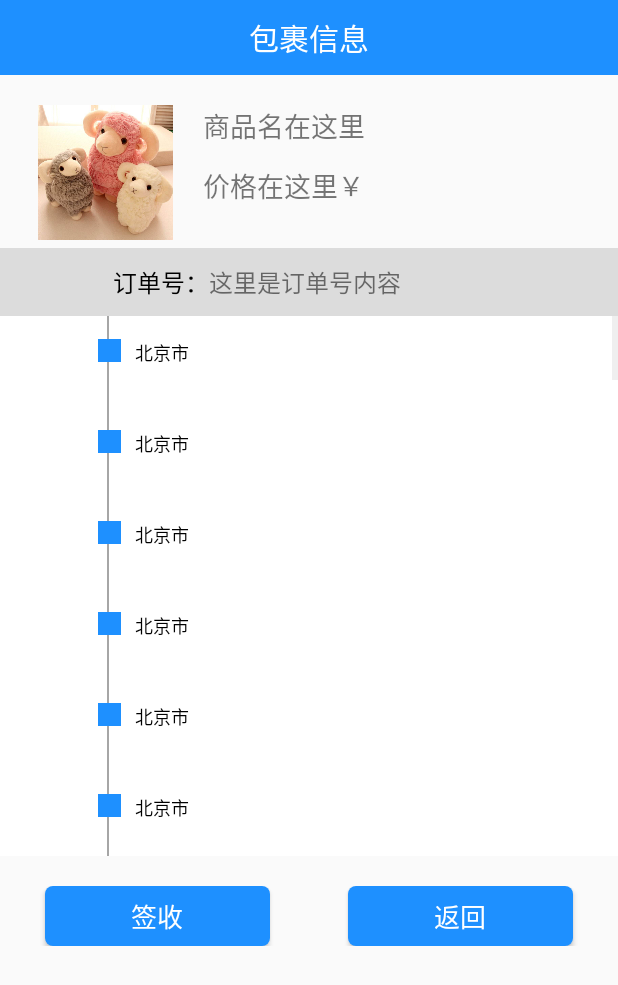
After one commit to Tsukansama/Android_Group08, an Android app: the PackageInfoActivity screen opened directly, with no data from a screen before it, on a phone screen of 412 x 824 dp. The commit adds this screen. Shown: the top 985 px of the screen. Run offline under Robolectric (Android 15) with nearby library versions, the phone set to English and light mode, and no system bars.

Commit message:
安源提交的物流信息追踪页面

```diff
--- a/app/src/main/AndroidManifest.xml
+++ b/app/src/main/AndroidManifest.xml
@@ -12,7 +12,14 @@
         android:supportsRtl="true"
         android:theme="@style/AppTheme"
         android:usesCleartextTraffic="true">
-        <activity android:name=".ui.activity.SearchActivity"></activity>
+        <activity android:name=".ui.activity.PackageInfoActivity">
+            <intent-filter>
+                <action android:name="android.intent.action.VIEW" />
+
+                <category android:name="android.intent.category.LAUNCHER" />
+            </intent-filter>
+        </activity>
+        <activity android:name=".ui.activity.SearchActivity" />
         <activity android:name=".ui.activity.RegisterActivity" />
         <activity android:name=".ui.activity.LoginBeforeActivity">
             <intent-filter>
--- /dev/null
+++ b/app/src/main/java/com/example/cainiaoguo/ui/activity/PackageInfoActivity.java
@@ -0,0 +1,43 @@
+package com.example.cainiaoguo.ui.activity;
+
+import android.os.Bundle;
+import android.widget.ListView;
+import android.widget.SimpleAdapter;
+
+import androidx.appcompat.app.AppCompatActivity;
+
+import com.example.cainiaoguo.R;
+
+import java.util.ArrayList;
+import java.util.HashMap;
+import java.util.List;
+import java.util.Map;
+
+
+public class PackageInfoActivity extends AppCompatActivity {
+
+    @Override
+    protected void onCreate(Bundle savedInstanceState) {
+        super.onCreate(savedInstanceState);
+        setContentView(R.layout.activity_package_info);
+
+        ListView addrListView = (ListView) findViewById(R.id.time_list_view);
+
+        List<Map<String, ?>> dataList = new ArrayList<>();
+
+        for (int i = 0; i < 50; i++) {
+            Map<String, String> map = new HashMap<>();
+
+            map.put("addr", "北京市");
+
+            dataList.add(map);//将列表的内容添加进listview中，但不一定都显示
+        }
+
+        String[] from = {"addr"};//自定义listview的item中需要显示的数据
+        int[] to = {R.id.title};
+        SimpleAdapter simpleAdapter = new SimpleAdapter(this, dataList, R.layout.item_time_line_listview, from, to);
+
+        addrListView.setAdapter(simpleAdapter);
+    }
+
+}
--- /dev/null
+++ b/app/src/main/res/layout/activity_package_info.xml
@@ -0,0 +1,124 @@
+<?xml version="1.0" encoding="utf-8"?>
+<LinearLayout xmlns:android="http://schemas.android.com/apk/res/android"
+    xmlns:app="http://schemas.android.com/apk/res-auto"
+    xmlns:tools="http://schemas.android.com/tools"
+    android:layout_width="match_parent"
+    android:layout_height="match_parent"
+    android:orientation="vertical"
+    tools:context=".ui.activity.PackageInfoActivity">
+
+    <RelativeLayout
+        android:layout_width="match_parent"
+        android:layout_height="50dp"
+        android:background="#1E90FF">
+
+
+        <TextView
+            android:layout_width="wrap_content"
+            android:layout_height="wrap_content"
+            android:text="包裹信息"
+            android:layout_centerHorizontal="true"
+            android:layout_centerVertical="true"
+            android:textSize="20dp"
+            android:textColor="#FFFFFF" />
+    </RelativeLayout>
+
+    <RelativeLayout
+        android:layout_width="match_parent"
+        android:layout_height="wrap_content"
+        android:layout_marginTop="20dp">
+
+        <ImageView
+            android:id="@+id/yang"
+            android:layout_width="90dp"
+            android:layout_height="90dp"
+            android:src="@mipmap/yangwanou"
+            android:layout_marginLeft="25dp" />
+        <TextView
+            android:id="@+id/package_name"
+            android:text="商品名在这里"
+            android:layout_width="wrap_content"
+            android:layout_height="wrap_content"
+            android:layout_toRightOf="@+id/yang"
+            android:textSize="18dp"
+            android:layout_marginLeft="20dp" />
+        <TextView
+            android:id="@+id/package_price"
+            android:text="价格在这里"
+            android:layout_width="wrap_content"
+            android:layout_height="wrap_content"
+            android:layout_toRightOf="@+id/yang"
+            android:textSize="18dp"
+            android:layout_marginLeft="20dp"
+            android:layout_marginTop="40dp" />
+        <TextView
+
+            android:text="￥"
+            android:layout_width="wrap_content"
+            android:layout_height="wrap_content"
+            android:layout_toRightOf="@+id/package_price"
+            android:textSize="17dp"
+            android:layout_marginTop="40dp" />
+    </RelativeLayout>
+
+    <RelativeLayout
+        android:layout_width="match_parent"
+        android:layout_height="45dp"
+        android:layout_marginTop="5dp"
+        android:background="#DCDCDC">
+
+        <TextView
+            android:id="@+id/dingdanhao"
+            android:layout_width="wrap_content"
+            android:layout_height="wrap_content"
+            android:layout_centerVertical="true"
+            android:layout_marginLeft="75dp"
+            android:text="订单号："
+            android:textColor="#000000"
+            android:textSize="16dp" />
+        <TextView
+            android:id="@+id/package_num"
+            android:layout_width="wrap_content"
+            android:layout_height="wrap_content"
+            android:layout_centerVertical="true"
+            android:layout_toRightOf="@+id/dingdanhao"
+            android:text="这里是订单号内容"
+            android:textSize="16dp" />
+    </RelativeLayout>
+
+    <ListView
+        android:id="@+id/time_list_view"
+        android:divider="@null"
+        android:layout_width="match_parent"
+        android:layout_height="360dp"/>
+
+    <RelativeLayout
+        android:layout_width="match_parent"
+        android:layout_height="wrap_content"
+        android:layout_marginTop="20dp">
+
+        <Button
+            android:id="@+id/btn_receive_confirm"
+            android:layout_width="150dp"
+            android:layout_height="40dp"
+            android:layout_marginLeft="30dp"
+            android:background="@drawable/edge_shape"
+            android:text="签收"
+            android:textSize="17dp"
+            android:textColor="#FFFFFF" />
+
+        <Button
+            android:id="@+id/btn_back_to_package_list"
+            android:layout_width="150dp"
+            android:layout_height="40dp"
+            android:layout_alignParentRight="true"
+            android:layout_marginRight="30dp"
+            android:background="@drawable/edge_shape"
+            android:text="返回"
+            android:textSize="17dp"
+            android:textColor="#FFFFFF" />
+    </RelativeLayout>
+
+
+
+</LinearLayout>
--- a/app/src/main/res/layout/fragment_mail.xml
+++ b/app/src/main/res/layout/fragment_mail.xml
@@ -3,7 +3,7 @@
     android:orientation="vertical" android:layout_width="match_parent"
     android:layout_height="match_parent">
 
-    <LinearLayout xmlns:android="http://schemas.android.com/apk/res/android"
+    <LinearLayout
         android:layout_width="match_parent"
         android:layout_height="match_parent"
         android:orientation="vertical">
@@ -49,6 +49,7 @@
             </RelativeLayout>
 
             <EditText
+                android:id="@+id/snd_addr"
                 android:layout_width="300dp"
                 android:layout_height="100dp"
                 android:layout_marginLeft="12dp"
@@ -95,6 +96,7 @@
             </RelativeLayout>
 
             <EditText
+                android:id="@+id/res_addr"
                 android:layout_width="300dp"
                 android:layout_height="100dp"
                 android:layout_marginLeft="12dp"
@@ -162,9 +164,8 @@
                     android:background="@drawable/edit_text_shape"
                     android:entries="@array/type_content"
                     android:paddingLeft="1dp">
+                </Spinner>
 
-
-                </Spinner>
             </RelativeLayout>
 
             <RelativeLayout
--- /dev/null
+++ b/app/src/main/res/layout/item_time_line_listview.xml
@@ -0,0 +1,53 @@
+<?xml version="1.0" encoding="utf-8"?>
+<RelativeLayout xmlns:android="http://schemas.android.com/apk/res/android"
+    android:layout_width="match_parent"
+    android:layout_height="wrap_content"
+    android:background="#ffffff"
+    android:orientation="vertical"
+    android:paddingRight="20dp">
+
+
+    <View
+        android:id="@+id/view_0"
+        android:layout_width="1dp"
+        android:layout_height="10dp"
+        android:layout_marginLeft="71dp"
+        android:background="#A6A6A6" />
+
+    <View
+        android:id="@+id/view_1"
+        android:layout_width="1dp"
+        android:layout_height="15dp"
+        android:layout_marginLeft="71dp"
+        android:background="#A6A6A6" />
+
+
+
+    <View
+        android:id="@+id/image"
+        android:layout_width="15dp"
+        android:layout_height="15dp"
+        android:layout_below="@+id/view_1"
+        android:layout_marginLeft="65dp"
+        android:background="#1E90FF"/>
+
+    <View
+        android:id="@+id/view_2"
+        android:layout_width="1dp"
+        android:layout_height="30dp"
+        android:layout_below="@+id/image"
+        android:layout_marginLeft="71dp"
+        android:background="#A6A6A6" />
+
+
+    <TextView
+        android:id="@+id/title"
+        android:layout_width="wrap_content"
+        android:layout_height="wrap_content"
+        android:layout_marginLeft="90dp"
+        android:layout_marginTop="15dp"
+        android:singleLine="true"
+        android:textSize="12sp"
+        android:textColor="#000000"/>
+
+</RelativeLayout>
```
Also changed, not shown: app/src/main/res/drawable/zuojiantou.png (added).
